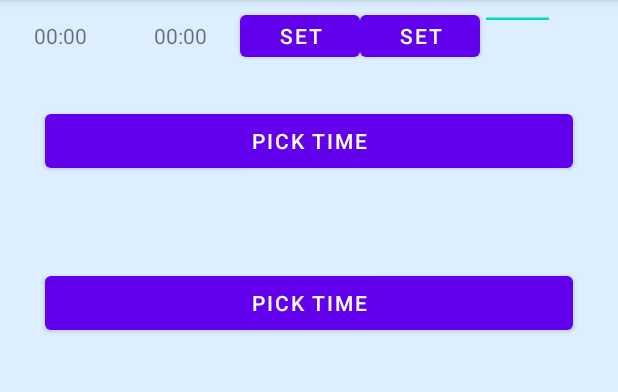
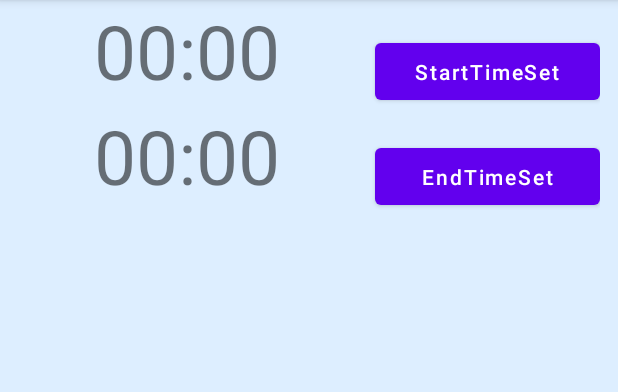
Before and after one commit to makian-github/StintCalcApp, an Android app: the screen it shows after launch (InputForm), after a tap on "SET", on a phone screen of 412 x 824 dp, the part 84-476 px from its top. Run offline under Robolectric (Android 15) with nearby library versions, the phone set to English and light mode, and no system bars.

Commit message:
２つ目のボタンでもStartTime/EndTimeを設定できるところまで実装

```diff
--- a/app/src/main/java/com/example/stintcalcapp/InputForm.java
+++ b/app/src/main/java/com/example/stintcalcapp/InputForm.java
@@ -34,29 +34,11 @@ public class InputForm extends AppCompatActivity implements TimePickerDialog.OnT
         stintNum = intent.getIntExtra("Stint",0);//設定したkeyで取り出す
 
         stintData = (StintData) this.getApplication();
-        Button setButton = findViewById(R.id.setButton);
-        Button timeSetButton = findViewById(R.id.setButton1);
         startTimeText = findViewById(R.id.startTimeText);
         endTimeText = findViewById(R.id.endTimeText);
 
         startTimeText.setText(stintData.getRaceData()[stintNum][1]);
         endTimeText.setText(stintData.getRaceData()[stintNum][2]);
-
-        timeSetButton.setOnClickListener(new View.OnClickListener() {
-            @Override
-            public void onClick(View v) {
-                    FragmentManager fragmentManager = getSupportFragmentManager();
-                    FragmentTransaction fragmentTransaction = fragmentManager.beginTransaction();
-
-                    // BackStackを設定
-                    fragmentTransaction.addToBackStack(null);
-
-                    // パラメータを設定
-                    fragmentTransaction.replace(R.id.container,
-                            SampleFragment.newInstance("Fragment!!"));
-                    fragmentTransaction.commit();
-            }
-        });
     }
 
     @Override
--- a/app/src/main/java/com/example/stintcalcapp/MainActivity.java
+++ b/app/src/main/java/com/example/stintcalcapp/MainActivity.java
@@ -31,12 +31,23 @@ public class MainActivity extends AppCompatActivity {
         startTime1 = findViewById(R.id.startTime1);
         endTime1 = findViewById(R.id.endTime1);
 
-        Button setButton1 = findViewById(R.id.setButton0);
+        Button setButton0 = findViewById(R.id.setButton0);
+        Button setButton1 = findViewById(R.id.setButton1);
+
+        setButton0.setOnClickListener(new View.OnClickListener() {
+            @Override
+            public void onClick(View v) {
+                Intent intent = new Intent(getApplication(), InputForm.class);
+                intent.putExtra("Stint", 0);//第一引数key、第二引数渡したい値
+                startActivity(intent);
+            }
+        });
+
         setButton1.setOnClickListener(new View.OnClickListener() {
             @Override
             public void onClick(View v) {
                 Intent intent = new Intent(getApplication(), InputForm.class);
-                intent.putExtra("Stint", 0);//第一引数key、第二引数渡したい値
+                intent.putExtra("Stint", 1);//第一引数key、第二引数渡したい値
                 startActivity(intent);
             }
         });
@@ -47,5 +58,7 @@ public class MainActivity extends AppCompatActivity {
         super.onResume();
         startTime0.setText(stintData.getRaceData()[0][1]);
         endTime0.setText(stintData.getRaceData()[0][2]);
+        startTime1.setText(stintData.getRaceData()[1][1]);
+        endTime1.setText(stintData.getRaceData()[1][2]);
     }
 }
--- a/app/src/main/java/com/example/stintcalcapp/TimePick.java
+++ b/app/src/main/java/com/example/stintcalcapp/TimePick.java
@@ -11,9 +11,11 @@ import java.util.Calendar;
 public class TimePick extends DialogFragment implements
         TimePickerDialog.OnTimeSetListener{
 
+
     @NonNull
     @Override
     public Dialog onCreateDialog(Bundle savedInstanceState) {
+
         final Calendar c = Calendar.getInstance();
         int hour = c.get(Calendar.HOUR_OF_DAY);
         int minute = c.get(Calendar.MINUTE);
--- a/app/src/main/res/layout/input_form_activity.xml
+++ b/app/src/main/res/layout/input_form_activity.xml
@@ -14,50 +14,43 @@
         android:orientation="horizontal">
 
         <TextView
-            android:layout_width="80dp"
-            android:layout_height="20dp"
+            android:layout_width="250dp"
+            android:layout_height="70dp"
             android:textAlignment="center"
+            android:textSize="50dp"
+            android:text="00:00"
             android:id="@+id/startTimeText"/>
+        <Button
+            android:layout_width="150dp"
+            android:layout_height="50dp"
+            android:onClick="showTimePickerDialog"
+            android:text="@string/startTime"
+            android:textAllCaps="false"/>
+
+    </LinearLayout>
+    <LinearLayout
+        android:layout_width="wrap_content"
+        android:layout_height="wrap_content"
+        android:orientation="horizontal">
+
         <TextView
-            android:layout_width="80dp"
-            android:layout_height="20dp"
+            android:layout_width="250dp"
+            android:layout_height="70dp"
             android:textAlignment="center"
+            android:textSize="50dp"
+            android:text="00:00"
             android:id="@+id/endTimeText"/>
 
         <Button
-            android:id="@+id/setButton"
-            android:layout_width="80dp"
-            android:layout_height="40dp"
-            android:layout_gravity="top"
-            android:text="@string/Set" />
-        <Button
-            android:id="@+id/setButton1"
-            android:layout_width="80dp"
-            android:layout_height="40dp"
-            android:layout_gravity="top"
-            android:text="@string/Set" />
-        <EditText
-            android:gravity="center"
-            android:id="@+id/edit_driverName"
-            android:inputType="text"
-            android:layout_width="50dp"
-            android:layout_height="20dp"
-            android:textAlignment="center"/>
+            android:layout_width="150dp"
+            android:layout_height="50dp"
+            android:onClick="showTimePickerDialog1"
+            android:text="@string/endTime"
+            android:textAllCaps="false"/>
+
     </LinearLayout>
 
-    <Button
-        android:layout_width="match_parent"
-        android:layout_height="wrap_content"
-        android:onClick="showTimePickerDialog"
-        android:layout_margin="30dp"
-        android:text="@string/pick_time" />
 
-    <Button
-        android:layout_width="match_parent"
-        android:layout_height="wrap_content"
-        android:onClick="showTimePickerDialog1"
-        android:layout_margin="30dp"
-        android:text="@string/pick_time" />
 
     <FrameLayout
         android:id="@+id/container"
--- a/app/src/main/res/values/strings.xml
+++ b/app/src/main/res/values/strings.xml
@@ -4,5 +4,7 @@
     <string name="Set">Set</string>
     <string name="no_data">"No Data"</string>
     <string name="pick_time">Pick Time</string>
+    <string name="startTime">StartTimeSet</string>
+    <string name="endTime">EndTimeSet</string>
     <string name="def_time">00:00</string>
 </resources>
```
